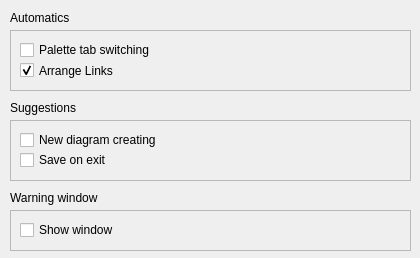
The window that qrgui/dialogs/preferencesPages/behaviourPage.ui (qreal/qreal) describes before a commit, drawn with Qt 5.
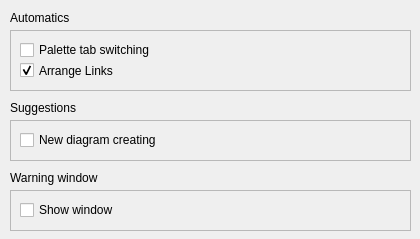
The same window after the commit.

```diff
--- a/qrgui/dialogs/preferencesPages/behaviourPage.ui
+++ b/qrgui/dialogs/preferencesPages/behaviourPage.ui
@@ -7,14 +7,14 @@
     <x>0</x>
     <y>0</y>
     <width>420</width>
-    <height>258</height>
+    <height>239</height>
    </rect>
   </property>
   <widget class="QFrame" name="frame_17">
    <property name="geometry">
     <rect>
      <x>10</x>
-     <y>210</y>
+     <y>190</y>
      <width>401</width>
      <height>41</height>
     </rect>
@@ -107,7 +107,7 @@
    <property name="geometry">
     <rect>
      <x>10</x>
-     <y>190</y>
+     <y>170</y>
      <width>211</width>
      <height>16</height>
     </rect>
@@ -122,7 +122,7 @@
      <x>10</x>
      <y>120</y>
      <width>401</width>
-     <height>61</height>
+     <height>41</height>
     </rect>
    </property>
    <property name="frameShape">
@@ -144,19 +144,6 @@
      <string>New diagram creating</string>
     </property>
    </widget>
-   <widget class="QCheckBox" name="saveExitCheckBox">
-    <property name="geometry">
-     <rect>
-      <x>10</x>
-      <y>30</y>
-      <width>381</width>
-      <height>20</height>
-     </rect>
-    </property>
-    <property name="text">
-     <string>Save on exit</string>
-    </property>
-   </widget>
   </widget>
   <widget class="QLabel" name="label_8">
    <property name="geometry">
```
